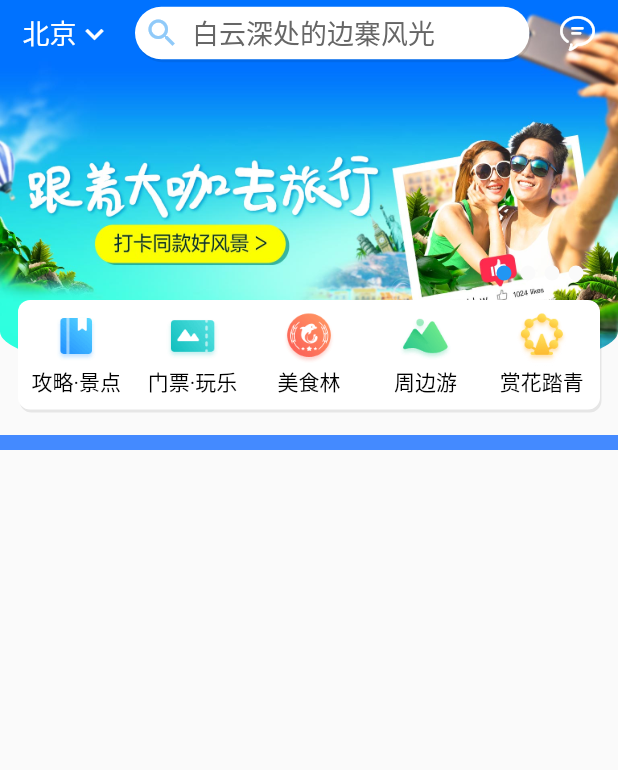
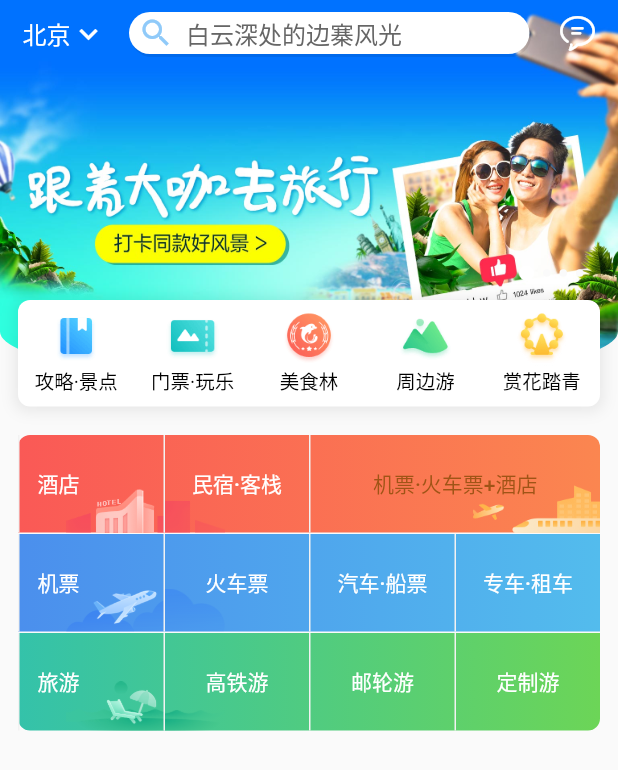
Before and after one commit to YuDaChao/flutter_xiecheng, a Flutter app: the screen it shows after launch, on a phone screen of 412 x 824 dp. Shown: the top 770 px of the screen. Run offline on Flutter 3.47's test engine with Material 2 defaults, Android fonts, the phone set to English and light mode, and no system bars; our stand-ins replace flutter_swiper.

Commit message:
feat: 完成网格导航

```diff
--- a/lib/components/banner_swiper.dart
+++ b/lib/components/banner_swiper.dart
@@ -22,7 +22,12 @@ class _BannerSwiperState extends State<BannerSwiper> {
         itemCount: widget.bannerList.length,
         pagination: SwiperPagination(
           alignment: Alignment.bottomRight,
-          margin: EdgeInsets.only(bottom: 70.0, right: 20.0)
+          margin: EdgeInsets.only(bottom: 70.0, right: 20.0),
+          builder: DotSwiperPaginationBuilder(
+            color: Color.fromRGBO(250, 250, 250, 1),
+            activeColor: Colors.white,
+            size: 5.0
+          )
         ),
         // control: SwiperControl(),
         itemBuilder: (BuildContext context, int index) {
--- /dev/null
+++ b/lib/components/grid_nav.dart
@@ -0,0 +1,205 @@
+import 'package:flutter/material.dart';
+
+class GridNav extends StatefulWidget {
+  final gridItems;
+  @override
+  _GridNavState createState() => _GridNavState();
+
+  GridNav(this.gridItems);
+}
+
+class _GridNavState extends State<GridNav> {
+  @override
+  Widget build(BuildContext context) {
+    return Container(
+      margin: EdgeInsets.symmetric(horizontal: 12.0),
+      child: Column(
+        children: <Widget>[
+          Container(
+            height: 65.0,
+            decoration: BoxDecoration(
+                // border: Border(bottom: BorderSide(width: 1.0, color: Colors.white)),
+                borderRadius: BorderRadius.only(
+                    topLeft: Radius.circular(8.0),
+                    topRight: Radius.circular(8.0)),
+                gradient: LinearGradient(colors: [
+                  Color.fromRGBO(250, 89, 86, 1),
+                  Color.fromRGBO(251, 134, 80, 1)
+                ])),
+            child: Row(
+              children: <Widget>[
+                _buildHotel('assets/images/gn1.png', '酒店'),
+                _buildMinSu('assets/images/gn2.png', '民宿·客栈'),
+                _buildJhj('assets/images/gn.png', '机票·火车票+酒店')
+              ],
+            ),
+          ),
+          Container(
+            height: 65.0,
+            margin: EdgeInsets.symmetric(vertical: 1.0),
+            decoration: BoxDecoration(
+                gradient: LinearGradient(colors: [
+              Color.fromRGBO(75, 143, 237, 1),
+              Color.fromRGBO(83, 188, 237, 1)
+            ])),
+            child: Row(
+              children: <Widget>[
+                _buildHotel('assets/images/gn3.png', '机票'),
+                _buildMinSu('assets/images/gn4.png', '火车票'),
+                _buildItem('汽车·船票'),
+                _buildItem('专车·租车'),
+              ],
+            ),
+          ),
+          Container(
+            height: 65.0,
+            decoration: BoxDecoration(
+                borderRadius: BorderRadius.only(
+                    bottomLeft: Radius.circular(8.0),
+                    bottomRight: Radius.circular(8.0)),
+                gradient: LinearGradient(colors: [
+                  Color.fromRGBO(52, 194, 170, 1),
+                  Color.fromRGBO(108, 213, 87, 1)
+                ])),
+            child: Row(
+              children: <Widget>[
+                _buildHotel('assets/images/gn5.png', '旅游'),
+                _buildMinSu('assets/images/gn6.png', '高铁游'),
+                _buildItem('邮轮游'),
+                _buildItem('定制游'),
+              ],
+            ),
+          )
+        ],
+      ),
+    );
+  }
+
+  Widget _buildHotel(bgImage, title) {
+    return Expanded(
+      child: Stack(
+        children: <Widget>[
+          Container(
+            height: 65.0,
+            alignment: Alignment.centerLeft,
+            padding: EdgeInsets.only(left: 12.0),
+            decoration: BoxDecoration(
+                border: Border(
+                    left: BorderSide(
+                        width: 1.0, color: Color.fromRGBO(242, 242, 242, 1)))),
+            child: Text(
+              '$title',
+              style: TextStyle(
+                  color: Colors.white,
+                  fontSize: 14.0,
+                  fontWeight: FontWeight.w500),
+            ),
+          ),
+          Positioned(
+            bottom: 0,
+            right: 0,
+            child: Image.asset(
+              '$bgImage',
+              width: 65.0,
+            ),
+          )
+        ],
+      ),
+    );
+  }
+
+  Widget _buildMinSu(bgImage, title) {
+    return Expanded(
+      child: Stack(
+        children: <Widget>[
+          Container(
+            height: 65.0,
+            alignment: Alignment.center,
+            decoration: BoxDecoration(
+                border: Border(
+                    left: BorderSide(
+                        width: 1.0, color: Color.fromRGBO(242, 242, 242, 1)))),
+            child: Text(
+              '$title',
+              style: TextStyle(
+                  color: Colors.white,
+                  fontSize: 14.0,
+                  fontWeight: FontWeight.w500),
+            ),
+          ),
+          Positioned(
+            bottom: 0,
+            left: 1,
+            child: Image.asset(
+              '$bgImage',
+              width: 40.0,
+            ),
+          )
+        ],
+      ),
+    );
+  }
+
+  Widget _buildJhj(bgImage, title) {
+    return Expanded(
+      flex: 2,
+      child: Stack(
+        children: <Widget>[
+          Container(
+            height: 65.0,
+            alignment: Alignment.center,
+            decoration: BoxDecoration(
+                border: Border(
+                    left: BorderSide(
+                        width: 1.0, color: Color.fromRGBO(242, 242, 242, 1)))),
+            child: Text(
+              '$title',
+              style: TextStyle(
+                  color: Color.fromRGBO(160, 84, 22, 1),
+                  fontSize: 14.0,
+                  fontWeight: FontWeight.w500),
+            ),
+          ),
+          Positioned(
+            bottom: 0,
+            right: 0,
+            child: Image.asset(
+              '$bgImage',
+              width: 85.0,
+            ),
+          ),
+        ],
+      ),
+    );
+  }
+
+  Widget _buildItem(title) {
+    return Expanded(
+      child: Stack(
+        children: <Widget>[
+          Container(
+            height: 65.0,
+            alignment: Alignment.center,
+            decoration: BoxDecoration(
+                border: Border(
+                    left: BorderSide(
+                        width: 1.0, color: Color.fromRGBO(242, 242, 242, 1)))),
+            child: Text(
+              '$title',
+              style: TextStyle(
+                  color: Colors.white,
+                  fontSize: 14.0,
+                  fontWeight: FontWeight.w500),
+            ),
+          ),
+        ],
+      ),
+    );
+  }
+
+  Widget _buildTag(tag) {
+    return Container(
+      child: Text('$tag'),
+    );
+  }
+}
--- a/lib/components/nav.dart
+++ b/lib/components/nav.dart
@@ -12,7 +12,9 @@ class Nav extends StatelessWidget {
           borderRadius: BorderRadius.all(Radius.circular(8.0)),
           boxShadow: [
             BoxShadow(
-                color: Color.fromRGBO(0, 0, 0, .08), offset: Offset(1.0, 2.0))
+                color: Color.fromRGBO(0, 0, 0, .08), offset: Offset(0.0, 1.0),
+                spreadRadius: 2.0,
+                blurRadius: 8.0)
           ]),
       child: Row(
         children: <Widget>[
@@ -41,7 +43,7 @@ class Nav extends StatelessWidget {
               )
             ),
           ),
-          Text('$text', style: TextStyle(color: Colors.black),)
+          Text('$text', style: TextStyle(color: Colors.black, fontSize: 13.0),)
         ],
       ),
     );
--- a/lib/components/search_bar.dart
+++ b/lib/components/search_bar.dart
@@ -26,7 +26,7 @@ class SearchBar extends StatelessWidget {
         children: <Widget>[
           Text('北京',
               style:
-                  TextStyle(color: Colors.white, fontSize: 18.0, fontWeight: FontWeight.w500)),
+                  TextStyle(color: Colors.white, fontSize: 16.0, fontWeight: FontWeight.w500)),
           Icon(
             IconFont.arrow_down,
             color: Colors.white,
@@ -40,10 +40,10 @@ class SearchBar extends StatelessWidget {
     return Expanded(
       flex: 1,
       child: Container(
-        height: 35.0,
+        height: 28.0,
         decoration: BoxDecoration(
             color: Colors.white,
-            borderRadius: BorderRadius.all(Radius.circular(35.0)),
+            borderRadius: BorderRadius.all(Radius.circular(28.0)),
             boxShadow: [BoxShadow(color: Color.fromRGBO(0, 0, 0, .08), offset: Offset(1.0, 2.0))]),
         child: Row(
           children: <Widget>[
@@ -52,7 +52,7 @@ class SearchBar extends StatelessWidget {
               child: Icon(Icons.search, color: Colors.blue[200],),
             ),
             Text('白云深处的边寨风光',
-            style: TextStyle(fontSize: 18.0, color: Color.fromRGBO(102, 102, 102, 1)),)
+            style: TextStyle(fontSize: 16.0, color: Color.fromRGBO(102, 102, 102, 1)),)
           ],
         ),
       ),
--- a/lib/pages/home_page.dart
+++ b/lib/pages/home_page.dart
@@ -3,6 +3,7 @@ import 'package:flutter/material.dart';
 import '../components/search_bar.dart';
 import '../components/banner_swiper.dart';
 import '../components/nav.dart';
+import '../components/grid_nav.dart';
 
 class HomePage extends StatefulWidget {
   @override
@@ -40,10 +41,7 @@ class _HomePageState extends State<HomePage> {
                 ],
               ),
             ),
-            Container(
-              height: 10.0,
-              color: Colors.blueAccent,
-            )
+            GridNav([])
           ],
         ),
       ),
```
Also changed, not shown: pubspec.yaml (+7 -0 lines), assets/images/gn.png (added), assets/images/gn1.png (added), assets/images/gn2.png (added), assets/images/gn3.png (added), assets/images/gn4.png (added), assets/images/gn5.png (added), assets/images/gn6.png (added), 3 other files.
